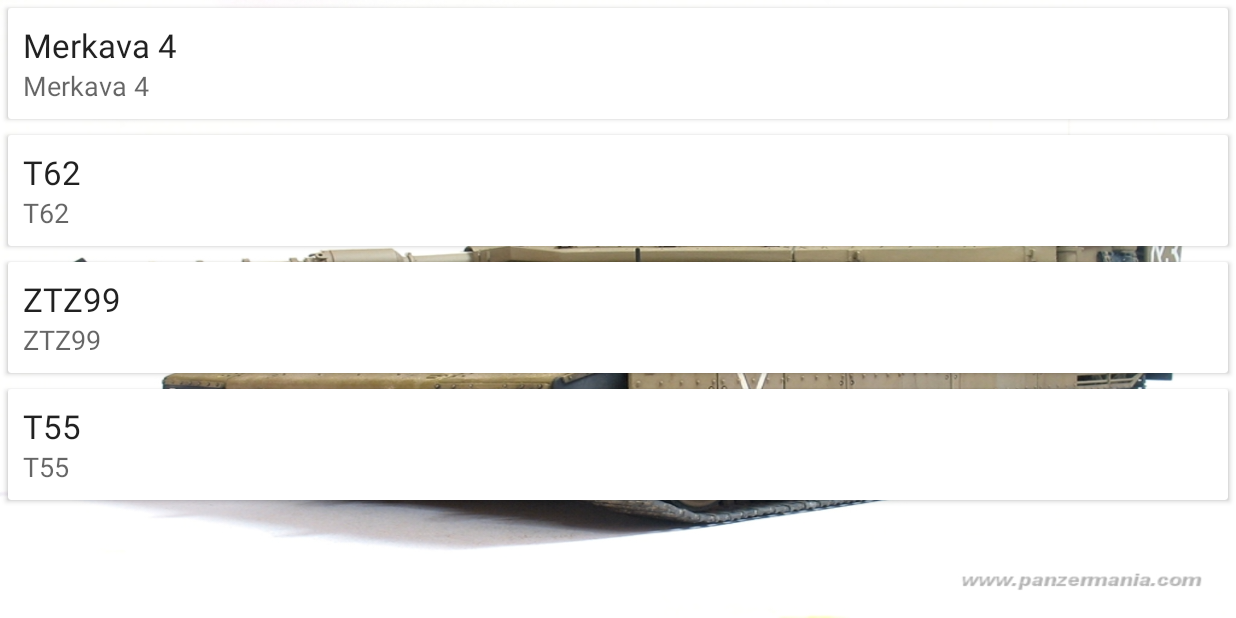
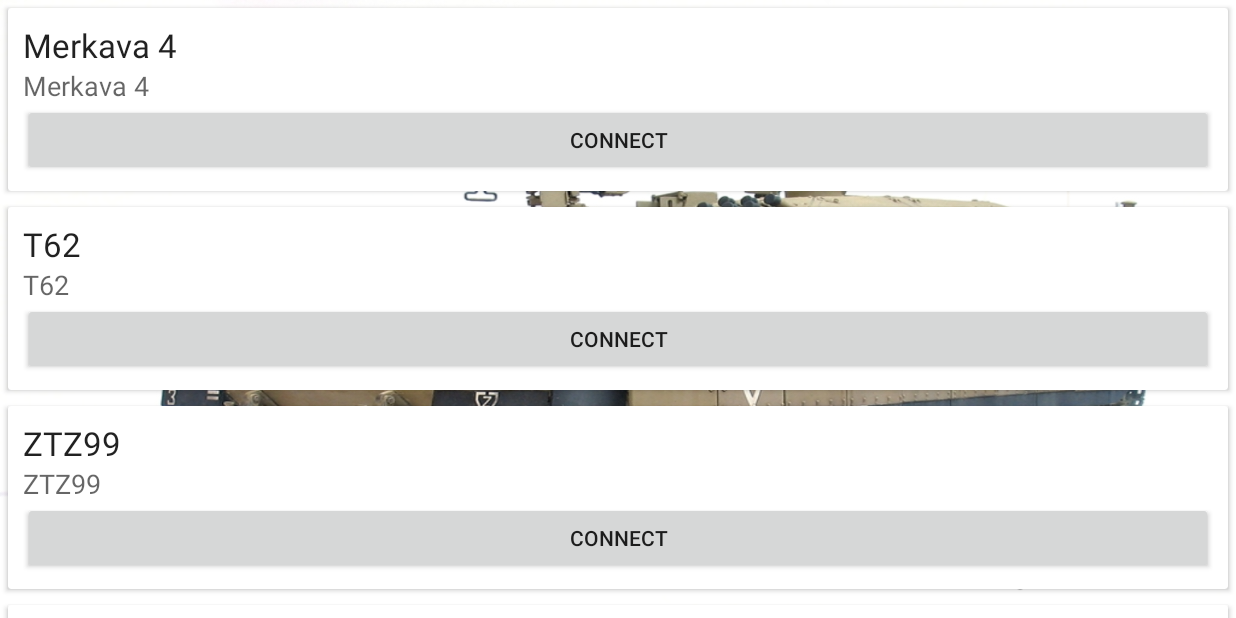
Before and after one commit to YixiuJiang/JJTank-android, an Android app: the SplashActivity screen opened directly, with no data from a screen before it, on a phone screen of 824 x 412 dp (held sideways). Run offline under Robolectric (Android 15) with nearby library versions, the phone set to English and light mode, and no system bars.

Commit message:
adding connect button

```diff
--- a/app/src/main/java/com/jjstudio/jjtank/SplashActivity.kt
+++ b/app/src/main/java/com/jjstudio/jjtank/SplashActivity.kt
@@ -42,7 +42,7 @@ class SplashActivity : AppCompatActivity() {
         users.add(Tank(4, "T55","4",StatusEnum.Disconnected))
 
         var adapter = TankAdapter(users)
-        rv.adapter = adapter
+        rv.adapter = TankAdapter(users)
 
     }
 
--- a/app/src/main/java/com/jjstudio/jjtank/TankAdapter.kt
+++ b/app/src/main/java/com/jjstudio/jjtank/TankAdapter.kt
@@ -19,7 +19,7 @@ class TankAdapter(val tankList: ArrayList<Tank>): RecyclerView.Adapter<TankAdapt
 
     override fun onCreateViewHolder(parent: ViewGroup?, viewType: Int): ViewHolder {
         val v = LayoutInflater.from(parent?.context).inflate(R.layout.tank_item_layout, parent, false)
-        return ViewHolder(v);
+        return ViewHolder(v)
     }
 
     override fun getItemCount(): Int {
--- a/app/src/main/res/layout/tank_item_layout.xml
+++ b/app/src/main/res/layout/tank_item_layout.xml
@@ -24,6 +24,12 @@
                 android:id="@+id/tankStatus"
                 android:layout_width="match_parent"
                 android:layout_height="wrap_content" />
+
+            <Button
+                android:id="@+id/connectButton"
+                android:layout_width="match_parent"
+                android:layout_height="wrap_content"
+                android:text="Connect" />
         </LinearLayout>
     </android.support.v7.widget.CardView>
 
```
